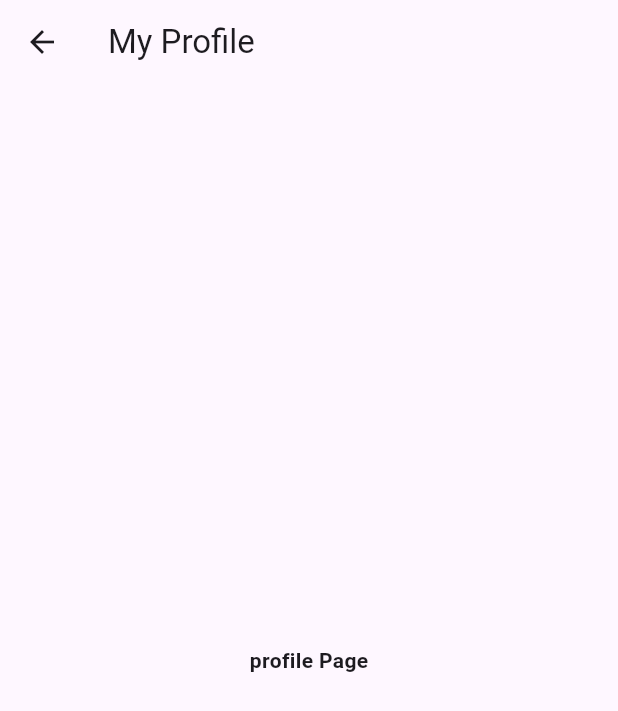
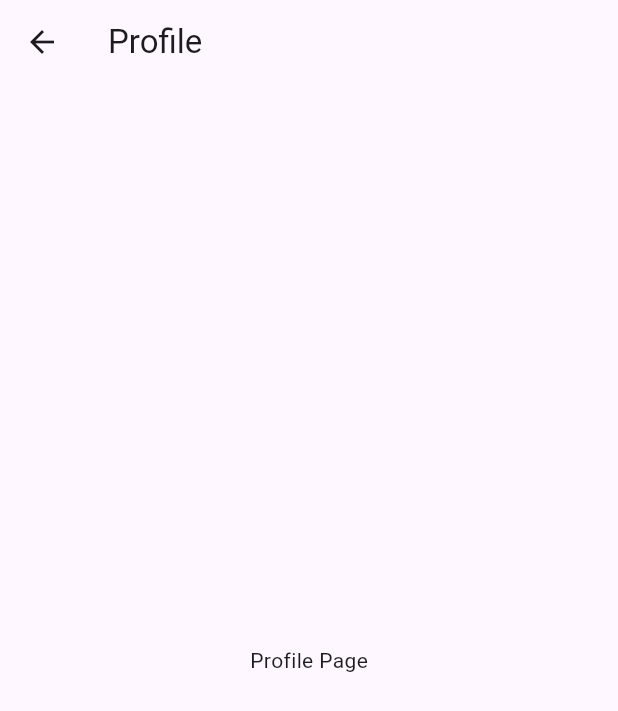
Before and after one commit to tlingwal796-alt/nulo1, a Flutter app: the screen it shows after launch, after a tap on the "person" icon, on a phone screen of 412 x 824 dp. Shown: the top 711 px of the screen. Run offline on Flutter 3.47's test engine with Material 3 defaults, Android fonts, the phone set to English and light mode, and no system bars.

Commit message:
Added header folder and updated pages

```diff
--- a/lib/main.dart
+++ b/lib/main.dart
@@ -1,5 +1,10 @@
 import 'package:flutter/material.dart';
-import 'screen/home_screen.dart';
+import 'package:student_help/my_buttons/button_elevated.dart';
+import 'package:student_help/my_footer/main_footer.dart';
+import 'package:student_help/my_header/main_header.dart';
+import 'package:student_help/my_header/main_page.dart';
+import 'package:student_help/pages/my_dashboard/main_home_dashboard.dart';
+import 'package:student_help/pages/my_dashboard/notification_page.dart';
 
 void main() {
   runApp(const MyApp());
@@ -11,8 +16,19 @@ class MyApp extends StatelessWidget {
   @override
   Widget build(BuildContext context) {
     return MaterialApp(
-      debugShowCheckedModeBanner: false,
-      home: const HomeScreen(),
+
+      debugShowCheckedModeBanner: false, // removes the debug banner
+
+      title: 'Student Help',
+      theme: ThemeData(primarySwatch: Colors.grey),
+      // for testing the button!
+      home:MainPage()//this pages is created in header folder
     );
   }
 }
+                         // NOTED
+
+// You can Use AI if needed but please do not share the whole code or copy
+// Fully from the AI it causes code to be very complicated to understand sometimes
+
+// GOOD LUCK :)
--- /dev/null
+++ b/lib/my_footer/footer_pages_all/home_page.dart
@@ -0,0 +1,12 @@
+import 'package:flutter/material.dart';
+import 'package:student_help/my_colors/main_colors.dart';
+
+class HomePage extends StatelessWidget {
+  @override
+  Widget build(BuildContext context) {
+    return Scaffold(
+      backgroundColor: AppColors.grey,
+      body: Container(child: Center(child: Text("Home Page"))),
+    );
+  }
+}
--- /dev/null
+++ b/lib/my_header/main_header.dart
@@ -0,0 +1,74 @@
+import 'package:flutter/material.dart';
+import 'package:student_help/my_colors/main_colors.dart';
+import 'package:student_help/pages/my_dashboard/notification_page.dart';
+import 'package:student_help/pages/my_dashboard/profile_page.dart';
+
+class MainHeader extends StatefulWidget {
+  const MainHeader({super.key});
+
+  @override
+  State<MainHeader> createState() => _MainHeaderState();
+}
+
+class _MainHeaderState extends State<MainHeader> {
+  int selectedIndex = 0;
+
+  final List<Widget> pages = [NotificationPage(), ProfilePage()];
+
+  void _onItemTapped(int index) {
+    setState(() {
+      selectedIndex = index;
+    });
+
+    Navigator.push(//it is used for moving from one screen to another
+      context,
+      MaterialPageRoute(builder: (context) => pages[index]),
+    );
+  }
+
+  @override
+  Widget build(BuildContext context) {
+    return Container(
+      height: 60,
+      padding: EdgeInsets.symmetric(horizontal: 15),//this is used to create a bar in which the three compononents
+      color: AppColors.backgroundDark,//the user is free to use which ever color he wants to intialize
+
+      child: Row(
+        mainAxisAlignment: MainAxisAlignment.spaceBetween,//this is use to create space between one and two components
+        children: [
+          Container(
+            padding: EdgeInsets.symmetric(horizontal: 12, vertical: 6),//this is for app logo
+            decoration: BoxDecoration(
+              color: AppColors.backgroundLight,
+              borderRadius: BorderRadius.circular(8),
+            ),
+            child: Text(
+              "SH",
+              style: TextStyle(
+                color: AppColors.black,
+                fontWeight: FontWeight.bold,
+              ),
+            ),
+          ),
+
+          Row(
+            children: [
+              IconButton(//this snippet is used to create notification icon
+                icon: Icon(Icons.notifications, color: Colors.white),//i try to use appcolor.white or any other color but still its showed error
+                onPressed: () {
+                  _onItemTapped(0);
+                },
+              ),
+              IconButton(//this snippet is used for profile icon
+                icon: Icon(Icons.person, color: Colors.white),//this particular scenerio shows same behaviour
+                onPressed: () {
+                  _onItemTapped(1);
+                },
+              ),
+            ],
+          ),
+        ],
+      ),
+    );
+  }
+}
--- /dev/null
+++ b/lib/my_header/main_page.dart
@@ -0,0 +1,22 @@
+import 'package:flutter/material.dart';
+import 'package:student_help/my_footer/footer_pages_all/home_page.dart';
+import 'package:student_help/my_header/main_header.dart';
+
+class MainPage extends StatelessWidget {
+  const MainPage({super.key});
+
+  @override
+  Widget build(BuildContext context) {
+    return Scaffold(
+
+      body:SafeArea(
+        child:Column(
+          children: [
+            MainHeader(),
+            Expanded(child: HomePage(),)
+
+          ],)
+      )
+    );
+  }
+}
--- a/lib/pages/navuppages/profile_page.dart
+++ b/lib/pages/my_dashboard/profile_page.dart
@@ -6,8 +6,9 @@ class ProfilePage extends StatelessWidget {
   @override
   Widget build(BuildContext context) {
     return Scaffold(
-      appBar: AppBar(title: const Text("My Profile")),
-      body: const Center(child: Text("profile Page",style:TextStyle(fontWeight:FontWeight.bold))),
+    appBar:AppBar(title:Text('Profile')),
+    body:Center(
+    child:Text('Profile Page'),)
     );
   }
 }
--- a/lib/screen/home_screen.dart
+++ /dev/null
@@ -1,21 +0,0 @@
-import 'package:flutter/material.dart';
-import '../widgets/header_custom.dart';
-
-class HomeScreen extends StatelessWidget {
-  const HomeScreen({super.key});
-
-  @override
-  Widget build(BuildContext context) {
-    return Scaffold(
-      body: SafeArea(
-        child: Column(
-          children: [
-            const CustomHeader(), // 🔥 reusable header
-
-            Expanded(child: Center(child: Text("Main Content",style: TextStyle(fontWeight:FontWeight.bold),))),
-          ],
-        ),
-      ),
-    );
-  }
-}
--- a/lib/widgets/header_custom.dart
+++ /dev/null
@@ -1,76 +0,0 @@
-import 'package:flutter/material.dart';
-import '../pages/navuppages/notification_page.dart';
-import '../pages/navuppages/profile_page.dart';
-import '../pages/navuppages/home_page.dart';
-
-class CustomHeader extends StatelessWidget {
-  const CustomHeader({super.key});
-
-  @override
-  Widget build(BuildContext context) {
-    return Container(
-      height: 60,
-      padding: const EdgeInsets.symmetric(horizontal: 16),
-      decoration: BoxDecoration(
-        color: Colors.white,
-        boxShadow: [BoxShadow(color: Colors.black12, blurRadius: 4)],
-      ),
-      child: Row(
-        mainAxisAlignment: MainAxisAlignment.spaceBetween,
-        children: [
-          // LEFT: Logo (clickable)
-          Row(
-            children: [
-              IconButton(
-                icon: const Icon(Icons.flutter_dash, color: Colors.pink),
-                onPressed: () {
-                  Navigator.push(
-                    context,
-                    MaterialPageRoute(builder: (context) => const HomePage()),
-                  );
-                },
-              ),
-              const Text(
-                "MyApp",
-                style: TextStyle(fontSize: 18, fontWeight: FontWeight.bold),
-              ),
-            ],
-          ),
-
-          // RIGHT: Notification + Profile
-          Row(
-            children: [
-              IconButton(
-                icon: const Icon(Icons.notifications_none),
-                onPressed: () {
-                  Navigator.push(
-                    context,
-                    MaterialPageRoute(
-                      builder: (context) => const NotificationPage(),
-                    ),
-                  );
-                },
-              ),
-              const SizedBox(width: 10),
-
-              GestureDetector(
-                onTap: () {
-                  Navigator.push(
-                    context,
-                    MaterialPageRoute(
-                      builder: (context) => const ProfilePage(),
-                    ),
-                  );
-                },
-                child: const CircleAvatar(
-                  radius: 16,
-                  child: Icon(Icons.person),
-                ),
-              ),
-            ],
-          ),
-        ],
-      ),
-    );
-  }
-}
--- a/pubspec.yaml
+++ b/pubspec.yaml
@@ -1,4 +1,5 @@
-name: student_1
+name: student_help
+
 description: "A new Flutter project."
 # The following line prevents the package from being accidentally published to
 # pub.dev using `flutter pub publish`. This is preferred for private packages.
```
Also changed, not shown: lib/my_buttons/button_elevated.dart (added, +44 -0 lines), lib/my_colors/main_colors.dart (added, +26 -0 lines), lib/my_footer/main_footer.dart (added, +46 -0 lines), lib/pages/my_dashboard/main_home_dashboard.dart (added, +11 -0 lines), lib/pages/my_dashboard/notification_page.dart (added, +15 -0 lines), lib/pages/navuppages/home_page.dart (deleted, +0 -14 lines), lib/pages/navuppages/notification_page.dart (deleted, +0 -15 lines), 2 other files.
